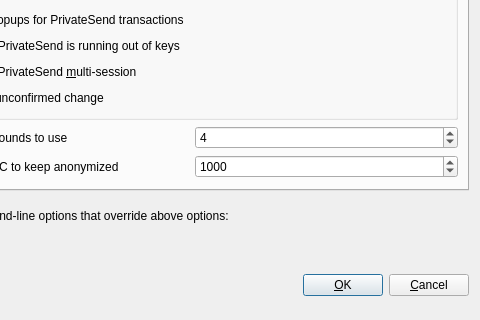
This is src/qt/forms/optionsdialog.ui in PACCommunity/PAC as Qt 5 draws it before an edit; both pictures show x 96 to 576 and y 143 to 463 of the 576 by 463 pixel window. The edited form follows.
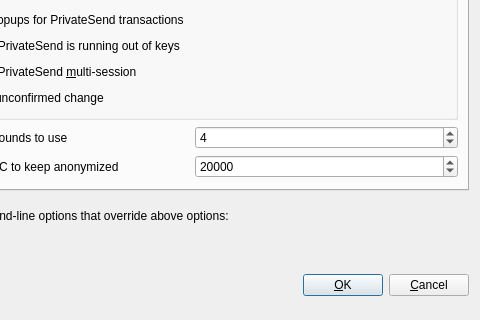
This is the edited form. The open tabs and pages were chosen to show the change. Custom widgets are drawn as their Qt base class.

Commit message: Update PrivatePAC ammounts and denominations

Diff of the .ui file:
```diff
--- a/src/qt/forms/optionsdialog.ui
+++ b/src/qt/forms/optionsdialog.ui
@@ -270,17 +270,17 @@
          <item>
           <widget class="QSpinBox" name="privateSendAmount">
            <property name="minimum">
-            <number>2</number>
+            <number>20</number>
            </property>
            <property name="maximum">
-            <number>2000</number>
+            <number>100000</number>
            </property>
            <property name="singleStep">
-            <number>10</number>
-           </property>
-           <property name="value">
             <number>1000</number>
            </property>
+           <property name="value">
+            <number>20000</number>
+           </property>
           </widget>
          </item>
         </layout>
```
The commit also changes 2 other files.
